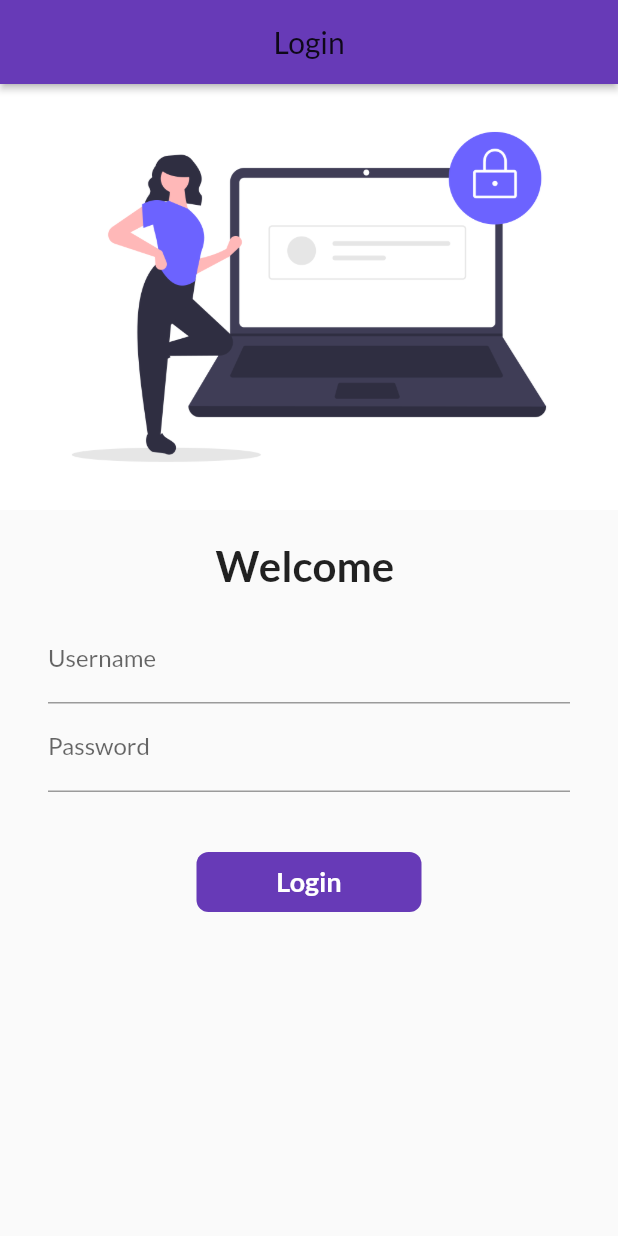
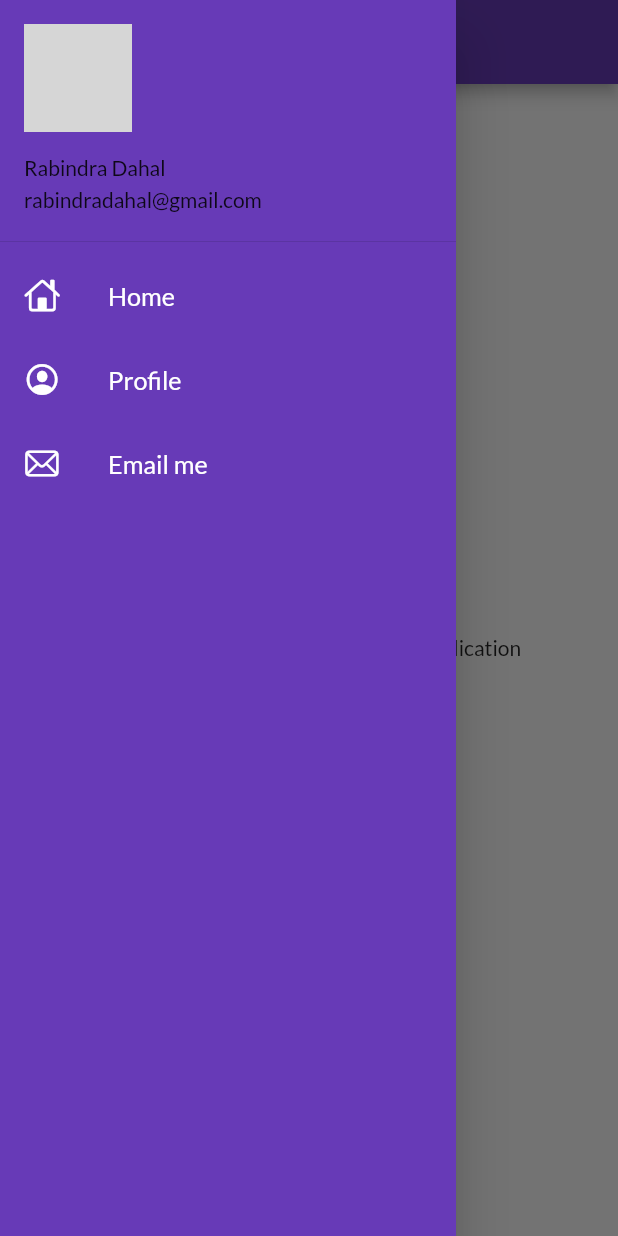
Before and after one commit to rabindra-dahal/Flutter-learning-catalog-app, a Flutter app: the screen it shows after launch, with the side drawer open (before the commit the screen has no drawer), on a phone screen of 412 x 824 dp. Run offline on Flutter 3.47's test engine with Material 2 defaults, Android fonts, the phone set to English and light mode, and no system bars; our stand-ins replace google_fonts; network calls fail; grey boxes are pictures that could not be loaded.

Commit message:
day 8 completed and drawer added to home page

```diff
--- a/lib/main.dart
+++ b/lib/main.dart
@@ -9,12 +9,6 @@ void main() {
 }
 
 class MyApp extends StatelessWidget {
-  final double pi = 3.14;
-  final bool isMale = true;
-  final num temperature = 30.5;//takes both integer and double
-  var day = "Sunday"; //compile at runtime and resolve type
-  static const  gravity = 9.8; //constant like universal constants
-
 
   @override
   Widget build(BuildContext context) {
@@ -29,7 +23,8 @@ class MyApp extends StatelessWidget {
       darkTheme: ThemeData(
           brightness: Brightness.dark,
       ),
-      initialRoute: "/",
+      debugShowCheckedModeBanner: false,
+      initialRoute: MyRoutes.homeRoute,
       routes: {
         "/": (context) => LoginPage(),
         MyRoutes.homeRoute: (context) => HomePage(),
--- a/lib/pages/home_page.dart
+++ b/lib/pages/home_page.dart
@@ -1,4 +1,5 @@
 import 'package:flutter/material.dart';
+import 'package:learning_basics/widgets/drawer.dart';
 
 class HomePage extends StatelessWidget {
   final int days = 30;
@@ -10,19 +11,14 @@ class HomePage extends StatelessWidget {
         title: Center(
           child: Text("Catalog App"),
         ),
-        leading: IconButton(
-          icon: Icon(Icons.arrow_back),
-          onPressed: ()=>{
-            Navigator.pop(context,false)
-          },
-        ),
+
       ),
       body: Center(
         child: Container(
           child:Text("Welcome to flutter learning $days days series by $name."),
         ),
       ),
-      drawer: Drawer(),
+      drawer: MyDrawer(),
     );
   }
 }
--- a/lib/pages/login_page.dart
+++ b/lib/pages/login_page.dart
@@ -35,6 +35,12 @@ class _LoginPageState extends State<LoginPage> {
         title: Text("Login"),
         centerTitle: true,
         elevation: 2.0,
+        leading: IconButton(
+          icon: Icon(Icons.arrow_back),
+          onPressed: ()=>{
+            Navigator.pop(context,false)
+          },
+        ),
       ),
         body: Form(
           key: _formKey,
--- /dev/null
+++ b/lib/widgets/drawer.dart
@@ -0,0 +1,73 @@
+import 'package:flutter/cupertino.dart';
+import 'package:flutter/material.dart';
+
+class MyDrawer extends StatelessWidget {
+  const MyDrawer({Key? key}) : super(key: key);
+
+  final String imageUrl = "http://www.astrosage.com/celebrity-horoscope/img/Dwayne-Johnson-horoscope.jpg";
+  @override
+  Widget build(BuildContext context) {
+    return Drawer(
+      child: Container(
+        color: Colors.deepPurple,
+        margin: EdgeInsets.zero,
+        child: ListView(
+          padding: EdgeInsets.zero,
+          children: [
+            DrawerHeader(
+              padding: EdgeInsets.zero,
+              child: UserAccountsDrawerHeader(
+                decoration: BoxDecoration(color: Colors.deepPurple),
+                margin: EdgeInsets.zero,
+                accountName: Text("Rabindra Dahal"),
+                accountEmail: Text("rabindradahal@gmail.com"),
+                currentAccountPicture: CircleAvatar(
+                  backgroundImage: NetworkImage(imageUrl),
+                ),
+              ),
+            ),
+            ListTile(
+              leading: Icon(
+                  CupertinoIcons.home,
+                color: Colors.white
+              ),
+              title: Text(
+                "Home",
+                textScaleFactor: 1.2,
+                style: TextStyle(
+                  color: Colors.white
+                ),
+              ),
+            ),
+            ListTile(
+              leading: Icon(
+                  CupertinoIcons.profile_circled,
+                  color: Colors.white
+              ),
+              title: Text(
+                "Profile",
+                textScaleFactor: 1.2,
+                style: TextStyle(
+                    color: Colors.white
+                ),
+              ),
+            ),
+            ListTile(
+              leading: Icon(
+                  CupertinoIcons.mail,
+                  color: Colors.white
+              ),
+              title: Text(
+                "Email me",
+                textScaleFactor: 1.2,
+                style: TextStyle(
+                    color: Colors.white
+                ),
+              ),
+            )
+          ],
+        ),
+      ),
+    );
+  }
+}
```
